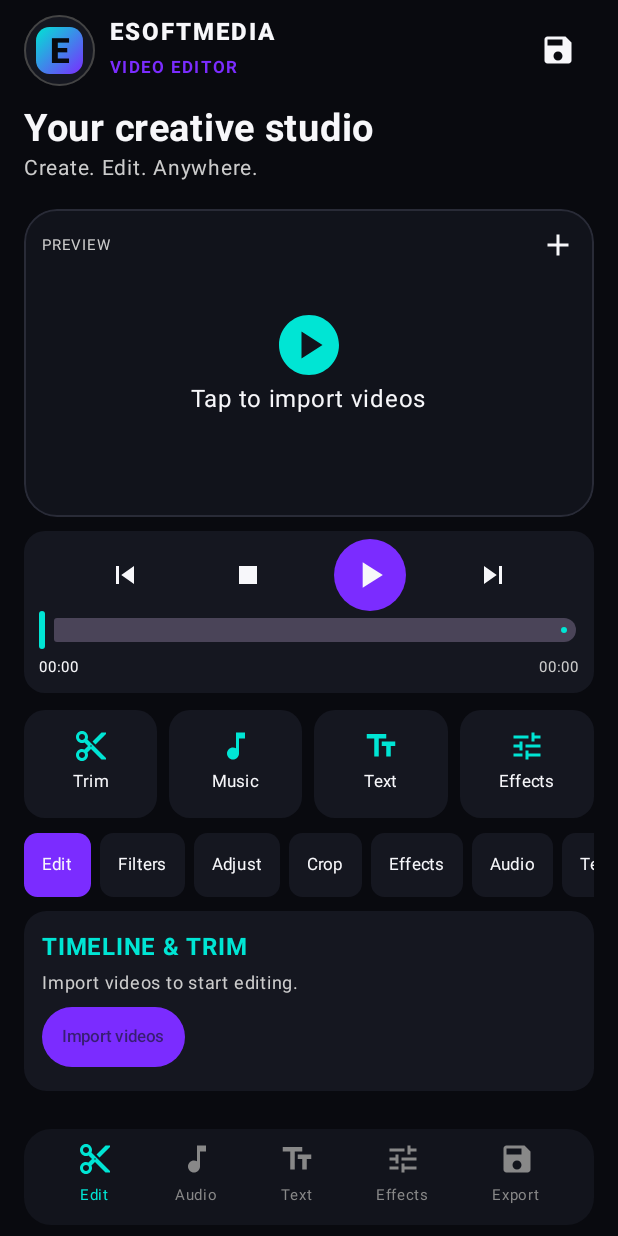
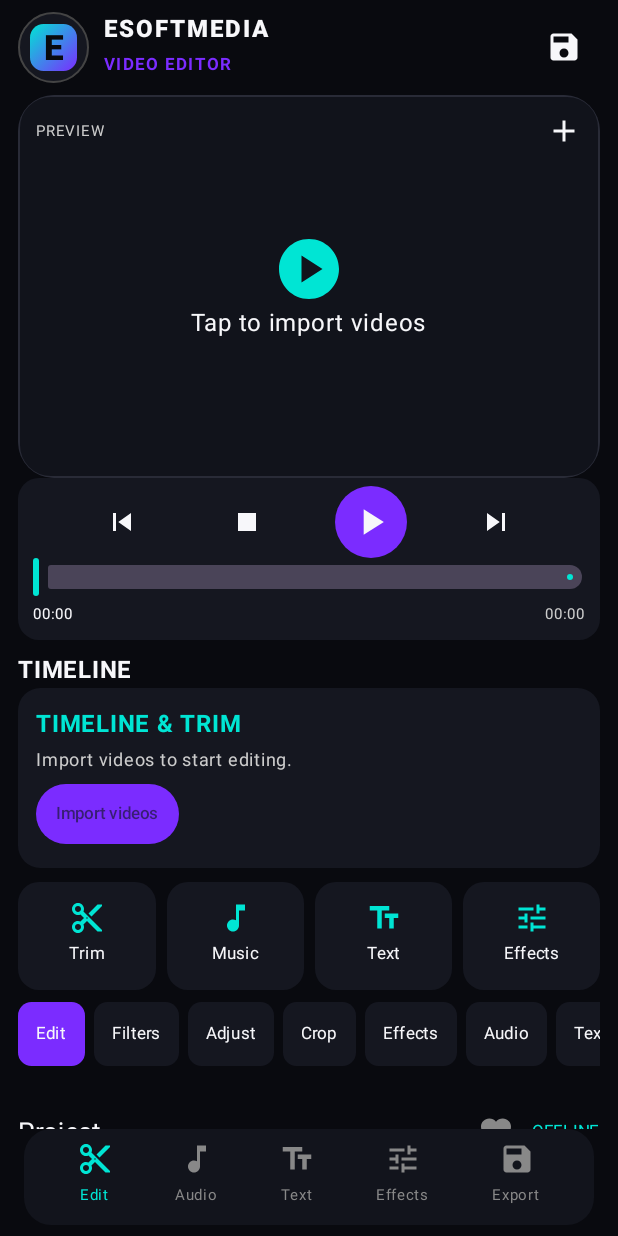
Before and after one commit to SsakaEmmanuel/ESOFTMEDIA-Video-Editor, an Android app built with Jetpack Compose: the screen it shows after launch (MainActivity), on a phone screen of 412 x 824 dp. Run offline under Robolectric (Android 15) with nearby library versions, the phone set to English and light mode, and no system bars; 8 statements that could not run were skipped.

Commit message:
Redesign editor workspace to compact timeline-first mobile editing UI

```diff
--- a/app/src/main/java/com/esoftmedia/videoeditor/MainActivity.kt
+++ b/app/src/main/java/com/esoftmedia/videoeditor/MainActivity.kt
@@ -192,64 +192,46 @@ fun VideoEditorApp() {
     MaterialTheme(colorScheme = darkColorScheme(background = BG, surface = CARD, primary = AQUA, secondary = VIOLET, onSurface = PAPER)) {
         Surface(Modifier.fillMaxSize(), color = BG) {
             Column(Modifier.fillMaxSize()) {
-                Column(Modifier.weight(1f).verticalScroll(rememberScrollState()).padding(horizontal = 16.dp)) {
-                    Spacer(Modifier.height(9.dp))
+                Column(Modifier.weight(1f).verticalScroll(rememberScrollState()).padding(horizontal = 12.dp)) {
+                    Spacer(Modifier.height(7.dp))
                     Header(::saveProject)
-                    Spacer(Modifier.height(13.dp))
-                    Text("Your creative studio", color = PAPER, fontSize = 25.sp, fontWeight = FontWeight.Bold)
-                    Text("Create. Edit. Anywhere.", color = Color.LightGray, fontSize = 14.sp)
-                    Spacer(Modifier.height(15.dp))
+                    Spacer(Modifier.height(8.dp))
                     Preview(player, clips.isNotEmpty(), caption) { chooseVideos.launch(PickVisualMediaRequest(ActivityResultContracts.PickVisualMedia.VideoOnly)) }
-                    Spacer(Modifier.height(9.dp))
                     PlaybackBar(
-                        playing, position, active?.length ?: 0L,
+                        playing, position, clips.sumOf { it.length },
                         { if (clips.isNotEmpty()) { if (player.isPlaying) { player.pause(); music.pause() } else { player.play(); musicUri?.let { music.play() } } } },
                         { player.pause(); player.seekTo(0L); music.pause(); music.seekTo(0L) },
                         { if (clips.isNotEmpty()) player.seekTo((player.currentMediaItemIndex - 1).coerceAtLeast(0), 0L) },
                         { if (clips.isNotEmpty()) player.seekTo((player.currentMediaItemIndex + 1).coerceAtMost(clips.lastIndex), 0L) },
                         { player.seekTo(it.toLong()) }
                     )
-                    Spacer(Modifier.height(11.dp))
-                    Row(Modifier.fillMaxWidth(), horizontalArrangement = Arrangement.spacedBy(8.dp)) {
+                    Spacer(Modifier.height(8.dp))
+                    Text("TIMELINE", color = PAPER, fontSize = 16.sp, fontWeight = FontWeight.Bold)
+                    TimelinePanel(
+                        clips, selectedIndex, active, trimA, trimB,
+                        { i -> selectedIndex = i; player.seekTo(i, 0L) },
+                        { a, b -> trimA = a; trimB = b },
+                        { active?.let { c -> val a=trimA.toLong().coerceIn(0L,c.duration-1L); val b=trimB.toLong().coerceIn(a+1L,c.duration); changeClip(clips,selectedIndex,c.copy(start=a,end=b),undo,redo) } },
+                        { active?.let { c -> val split=(c.start+player.currentPosition).coerceIn(c.start+1L,c.end-1L); if(split in (c.start+1L) until c.end){ pushUndo(clips,undo,redo); clips[selectedIndex]=c.copy(end=split); clips.add(selectedIndex+1,c.copy(id=UUID.randomUUID().toString(),start=split)); status="Clip split" } else Toast.makeText(ctx,"Move playhead inside clip to split.",Toast.LENGTH_SHORT).show() } },
+                        { active?.let { pushUndo(clips,undo,redo); clips.add(selectedIndex+1,it.copy(id=UUID.randomUUID().toString())); status="Duplicated" } },
+                        { if(active!=null){ pushUndo(clips,undo,redo); clips.removeAt(selectedIndex); selectedIndex=(selectedIndex-1).coerceAtLeast(0); status="Deleted" } },
+                        { direction -> val target=selectedIndex+direction; if(target in clips.indices){pushUndo(clips,undo,redo);val cc=clips.removeAt(selectedIndex);clips.add(target,cc);selectedIndex=target} },
+                        { if(undo.isNotEmpty()){redo.add(clips.toList());val old=undo.removeAt(undo.lastIndex);clips.clear();clips.addAll(old);selectedIndex=selectedIndex.coerceIn(0,(clips.size-1).coerceAtLeast(0))} },
+                        { if(redo.isNotEmpty()){undo.add(clips.toList());val newer=redo.removeAt(redo.lastIndex);clips.clear();clips.addAll(newer);selectedIndex=selectedIndex.coerceIn(0,(clips.size-1).coerceAtLeast(0))} },
+                        undo.isNotEmpty(),redo.isNotEmpty(),
+                        { chooseVideos.launch(PickVisualMediaRequest(ActivityResultContracts.PickVisualMedia.VideoOnly)) }
+                    )
+                    Spacer(Modifier.height(9.dp))
+                    Row(Modifier.fillMaxWidth(), horizontalArrangement = Arrangement.spacedBy(7.dp)) {
                         Quick("Trim", Icons.Default.ContentCut, Modifier.weight(1f)) { tab = "Edit" }
                         Quick("Music", Icons.Default.MusicNote, Modifier.weight(1f)) { tab = "Audio" }
                         Quick("Text", Icons.Default.TextFields, Modifier.weight(1f)) { tab = "Text" }
                         Quick("Effects", Icons.Default.Tune, Modifier.weight(1f)) { tab = "Effects" }
                     }
-                    Spacer(Modifier.height(10.dp))
+                    Spacer(Modifier.height(8.dp))
                     Nav(tab) { tab = it }
-                    Spacer(Modifier.height(9.dp))
+                    Spacer(Modifier.height(8.dp))
                     when (tab) {
-                        "Edit" -> TimelinePanel(
-                            clips, selectedIndex, active, trimA, trimB,
-                            { i -> selectedIndex = i; player.seekTo(i, 0L) },
-                            { a, b -> trimA = a; trimB = b },
-                            {
-                                active?.let { c ->
-                                    val a = trimA.toLong().coerceIn(0L, c.duration - 1L)
-                                    val b = trimB.toLong().coerceIn(a + 1L, c.duration)
-                                    changeClip(clips, selectedIndex, c.copy(start = a, end = b), undo, redo)
-                                }
-                            },
-                            {
-                                active?.let { c ->
-                                    val split = (c.start + player.currentPosition).coerceIn(c.start + 1L, c.end - 1L)
-                                    if (split in (c.start + 1L) until c.end) {
-                                        pushUndo(clips, undo, redo)
-                                        clips[selectedIndex] = c.copy(end = split)
-                                        clips.add(selectedIndex + 1, c.copy(id = UUID.randomUUID().toString(), start = split))
-                                        status = "Clip split"
-                                    } else Toast.makeText(ctx, "Put the playhead inside the clip first.", Toast.LENGTH_SHORT).show()
-                                }
-                            },
-                            { active?.let { pushUndo(clips, undo, redo); clips.add(selectedIndex + 1, it.copy(id = UUID.randomUUID().toString())); status = "Clip duplicated" } },
-                            { if (active != null) { pushUndo(clips, undo, redo); clips.removeAt(selectedIndex); selectedIndex = (selectedIndex - 1).coerceAtLeast(0); status = "Clip deleted" } },
-                            { direction -> val target = selectedIndex + direction; if (target in clips.indices) { pushUndo(clips, undo, redo); val c = clips.removeAt(selectedIndex); clips.add(target, c); selectedIndex = target } },
-                            { if (undo.isNotEmpty()) { redo.add(clips.toList()); val old = undo.removeAt(undo.lastIndex); clips.clear(); clips.addAll(old); selectedIndex = selectedIndex.coerceIn(0, (clips.size - 1).coerceAtLeast(0)) } },
-                            { if (redo.isNotEmpty()) { undo.add(clips.toList()); val newer = redo.removeAt(redo.lastIndex); clips.clear(); clips.addAll(newer); selectedIndex = selectedIndex.coerceIn(0, (clips.size - 1).coerceAtLeast(0)) } },
-                            undo.isNotEmpty(), redo.isNotEmpty(),
-                            { chooseVideos.launch(PickVisualMediaRequest(ActivityResultContracts.PickVisualMedia.VideoOnly)) }
-                        )
                         "Filters", "Effects" -> FilterPanel(filter) { filter = it; status = it + " filter active" }
                         "Adjust" -> AdjustPanel(brightness, contrast, saturation, lightness, { brightness = it }, { contrast = it }, { saturation = it }, { lightness = it })
                         "Crop" -> CropPanel(aspect, flipH, flipV, { aspect = it }, { rotation = (rotation + 90f) % 360f }, { flipH = !flipH }, { flipV = !flipV }, { aspect = "Original"; rotation = 0f; flipH = false; flipV = false })
@@ -416,7 +398,7 @@ private fun effects(filter: String, b: Float, c: Float, s: Float, l: Float, aspe
     }
 }
 @Composable private fun Preview(player: ExoPlayer, hasVideo: Boolean, caption: String, import: () -> Unit) {
-    Box(Modifier.fillMaxWidth().height(205.dp).clip(RoundedCornerShape(22.dp)).background(Color(0xFF11131B)).border(1.dp, Color(0xFF292B37), RoundedCornerShape(22.dp))) {
+    Box(Modifier.fillMaxWidth().height(255.dp).clip(RoundedCornerShape(24.dp)).background(Color(0xFF11131B)).border(1.dp, Color(0xFF292B37), RoundedCornerShape(22.dp))) {
         if (hasVideo) {
             AndroidView(factory = { PlayerView(it).apply { this.player = player; useController = false; resizeMode = androidx.media3.ui.AspectRatioFrameLayout.RESIZE_MODE_FIT } }, update = { it.player = player }, modifier = Modifier.fillMaxSize())
             if (caption.isNotBlank()) Text(caption, color = PAPER, fontSize = 18.sp, fontWeight = FontWeight.Bold, modifier = Modifier.align(Alignment.BottomCenter).padding(12.dp).background(Color.Black.copy(alpha = .4f), RoundedCornerShape(6.dp)).padding(6.dp))
```
